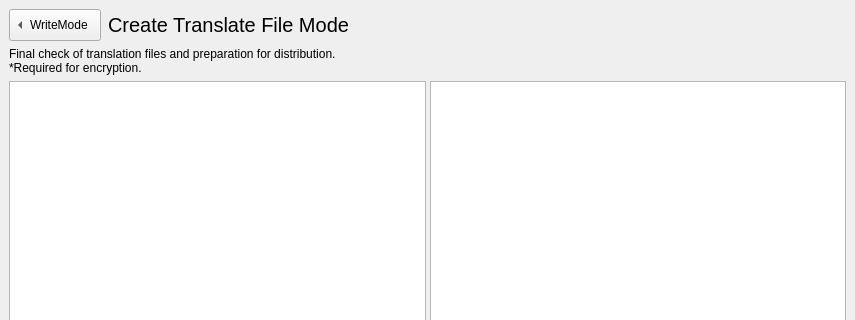
This is src/ui/PackingMode.ui in MUkoutyan/langscore-app as Qt 5 draws it before an edit; both pictures show x 0 to 855 and y 0 to 320 of the 855 by 739 pixel window. The edited form follows.
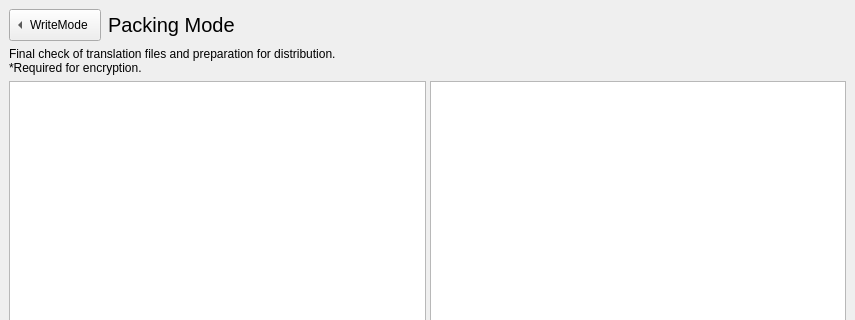
This is the edited form.

Commit message: 翻訳文の更新

The edit to the form file:
```diff
--- a/src/ui/PackingMode.ui
+++ b/src/ui/PackingMode.ui
@@ -61,7 +61,7 @@
         <string notr="true">text-align:left;</string>
        </property>
        <property name="text">
-        <string>Create Translate File Mode</string>
+        <string>Packing Mode</string>
        </property>
        <property name="checkable">
         <bool>true</bool>
```
The commit also changes 1 other file.
